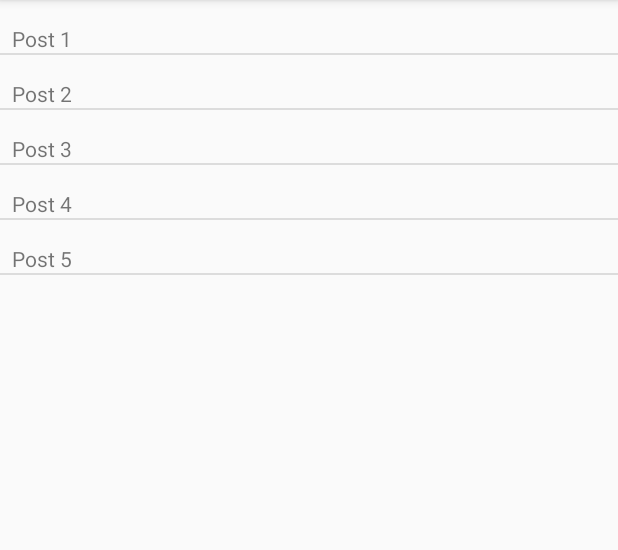
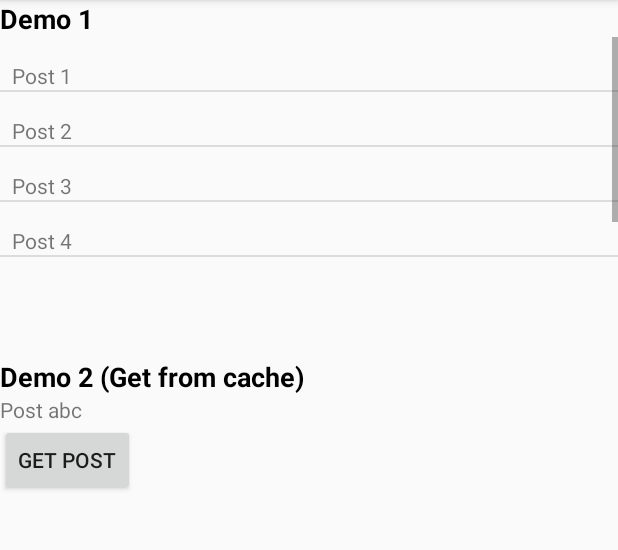
Before and after one commit to am5a03/myaop, an Android app: the screen it shows after launch (MainActivity), after a tap on "Post 1", on a phone screen of 412 x 824 dp, the part 84-634 px from its top. Run offline under Robolectric (Android 15) with nearby library versions, the phone set to English and light mode, and no system bars; 1 other tap on this screen came first.

Commit message:
Added Cacheable Aspect

```diff
--- a/app/src/main/java/com/example/raymond/myaop/MainActivity.java
+++ b/app/src/main/java/com/example/raymond/myaop/MainActivity.java
@@ -6,9 +6,12 @@ import android.util.Log;
 import android.view.View;
 import android.widget.AdapterView;
 import android.widget.ArrayAdapter;
+import android.widget.Button;
 import android.widget.ListView;
 import android.widget.SimpleAdapter;
+import android.widget.TextView;
 
+import com.example.metricslogger.Cacheable;
 import com.example.metricslogger.MetricsLog;
 
 import java.util.ArrayList;
@@ -17,11 +20,23 @@ public class MainActivity extends AppCompatActivity {
 
     private static final String TAG = "MainActivity";
 
+    private Button getPostButton;
+
     @Override
     protected void onCreate(Bundle savedInstanceState) {
         super.onCreate(savedInstanceState);
         setContentView(R.layout.activity_main);
         final ListView listView = (ListView) findViewById(R.id.listView);
+
+        getPostButton = (Button) findViewById(R.id.getPost);
+        getPostButton.setOnClickListener(new View.OnClickListener() {
+            @Override
+            public void onClick(View v) {
+                TextView textView = (TextView) findViewById(R.id.postStatus);
+                String post = getPost("abc");
+                textView.setText(post);
+            }
+        });
 
         final String[] posts = new String[] {
                 "Post 1",
@@ -44,7 +59,6 @@ public class MainActivity extends AppCompatActivity {
             @Override
             public void onItemClick(AdapterView<?> parent, View view, int position, long id) {
                 likePost(position);
-                thisFunctionShouldDoNothing();
             }
         });
     }
@@ -64,8 +78,16 @@ public class MainActivity extends AppCompatActivity {
         Log.d(TAG, "likePost: id=" + id);
     }
 
-    private void thisFunctionShouldDoNothing() {
-        //haha
+
+    @Cacheable
+    String getPost(String id) {
+        try {
+            Thread.sleep(500);
+        } catch (Exception e) {
+            Log.e(TAG, "getPost: ", e);
+        }
+
+        return new String("Post " + id);
     }
 
 }
--- a/app/src/main/res/layout/activity_main.xml
+++ b/app/src/main/res/layout/activity_main.xml
@@ -1,14 +1,43 @@
 <?xml version="1.0" encoding="utf-8"?>
-<android.support.constraint.ConstraintLayout xmlns:android="http://schemas.android.com/apk/res/android"
+<LinearLayout xmlns:android="http://schemas.android.com/apk/res/android"
     xmlns:app="http://schemas.android.com/apk/res-auto"
     xmlns:tools="http://schemas.android.com/tools"
     android:id="@+id/activity_main"
     android:layout_width="match_parent"
     android:layout_height="match_parent"
-    tools:context="com.example.raymond.myaop.MainActivity">
+    tools:context="com.example.raymond.myaop.MainActivity"
+    android:orientation="vertical">
 
+
+    <TextView
+        android:text="Demo 1"
+        android:textSize="18sp"
+        android:textStyle="bold"
+        android:textColor="#000"
+        android:layout_width="match_parent"
+        android:layout_height="wrap_content" />
     <ListView
         android:id="@+id/listView"
         android:layout_width="match_parent"
-        android:layout_height="match_parent"/>
-</android.support.constraint.ConstraintLayout>
+        android:layout_height="150dp"
+        tools:layout_editor_absoluteX="0dp"
+        app:layout_constraintTop_toTopOf="@+id/activity_main"/>
+
+    <TextView
+        android:layout_marginTop="64dp"
+        android:text="Demo 2 (Get from cache)"
+        android:textSize="18sp"
+        android:textStyle="bold"
+        android:textColor="#000"
+        android:layout_width="match_parent"
+        android:layout_height="wrap_content" />
+    <TextView
+        android:id="@+id/postStatus"
+        android:layout_width="match_parent"
+        android:layout_height="wrap_content" />
+    <Button
+        android:text="Get post"
+        android:id="@+id/getPost"
+        android:layout_width="wrap_content"
+        android:layout_height="wrap_content" />
+</LinearLayout>
```
Also changed, not shown: metricslogger/src/main/java/com/example/metricslogger/AspectJHelper.java (added, +21 -0 lines), metricslogger/src/main/java/com/example/metricslogger/Cacheable.java (added, +14 -0 lines), metricslogger/src/main/java/com/example/metricslogger/CachingAspect.java (added, +46 -0 lines).
